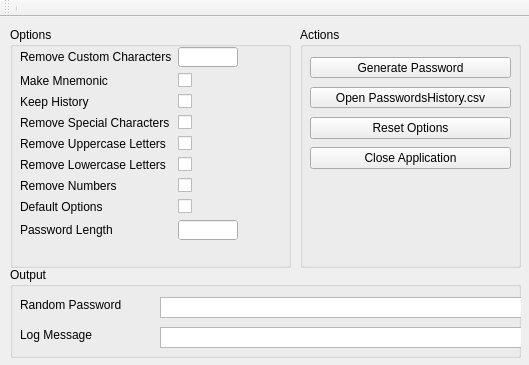
The window that src/minipass.ui (callmebohdan/minipass) describes before a commit, drawn with Qt 5.
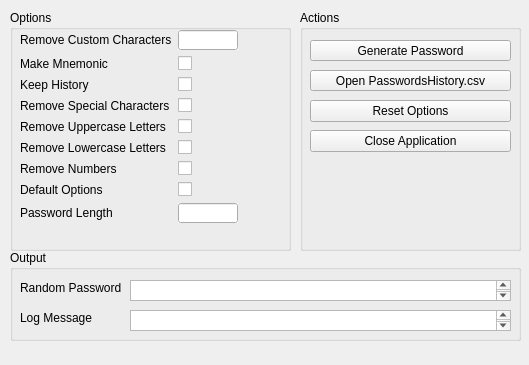
The same window after the commit. Icons and pictures are not drawn.

Patch:
```diff
--- a/src/minipass.ui
+++ b/src/minipass.ui
@@ -225,9 +225,9 @@
     <widget class="QPlainTextEdit" name="plainTextEditRandomPassword">
      <property name="geometry">
       <rect>
-       <x>150</x>
+       <x>120</x>
        <y>30</y>
-       <width>411</width>
+       <width>381</width>
        <height>21</height>
       </rect>
      </property>
@@ -261,9 +261,9 @@
     <widget class="QPlainTextEdit" name="plainTextEditLogMessage">
      <property name="geometry">
       <rect>
-       <x>150</x>
+       <x>120</x>
        <y>60</y>
-       <width>411</width>
+       <width>381</width>
        <height>21</height>
       </rect>
      </property>
@@ -335,18 +335,6 @@
     </widget>
    </widget>
   </widget>
-  <widget class="QToolBar" name="toolBar">
-   <property name="windowTitle">
-    <string>toolBar</string>
-   </property>
-   <attribute name="toolBarArea">
-    <enum>TopToolBarArea</enum>
-   </attribute>
-   <attribute name="toolBarBreak">
-    <bool>false</bool>
-   </attribute>
-   <addaction name="separator"/>
-  </widget>
   <action name="actionExit">
    <property name="icon">
     <iconset theme="QIcon::ThemeIcon::ApplicationExit"/>
```
Left out of the diff: 52 changed lines with no effect on the pictures.
